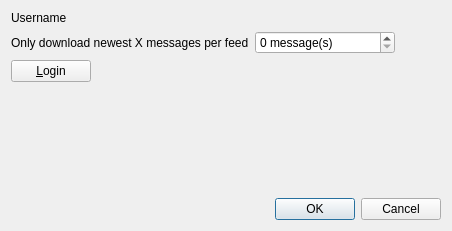
This is src/services/inoreader/gui/formeditinoreaderaccount.ui in martinrotter/rssguard as Qt 5 draws it before an edit. The edited form follows.
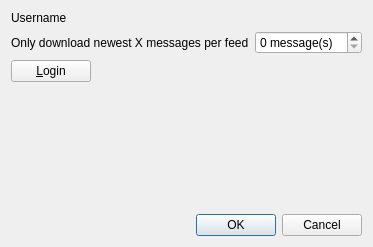
This is the edited form. Custom widgets are drawn as their Qt base class.

Commit message: Resize dialog.

Patch:
```diff
--- a/src/services/inoreader/gui/formeditinoreaderaccount.ui
+++ b/src/services/inoreader/gui/formeditinoreaderaccount.ui
@@ -2,14 +2,6 @@
 <ui version="4.0">
  <class>FormEditInoreaderAccount</class>
  <widget class="QDialog" name="FormEditInoreaderAccount">
-  <property name="geometry">
-   <rect>
-    <x>0</x>
-    <y>0</y>
-    <width>452</width>
-    <height>231</height>
-   </rect>
-  </property>
   <property name="windowTitle">
    <string>Dialog</string>
   </property>
```
